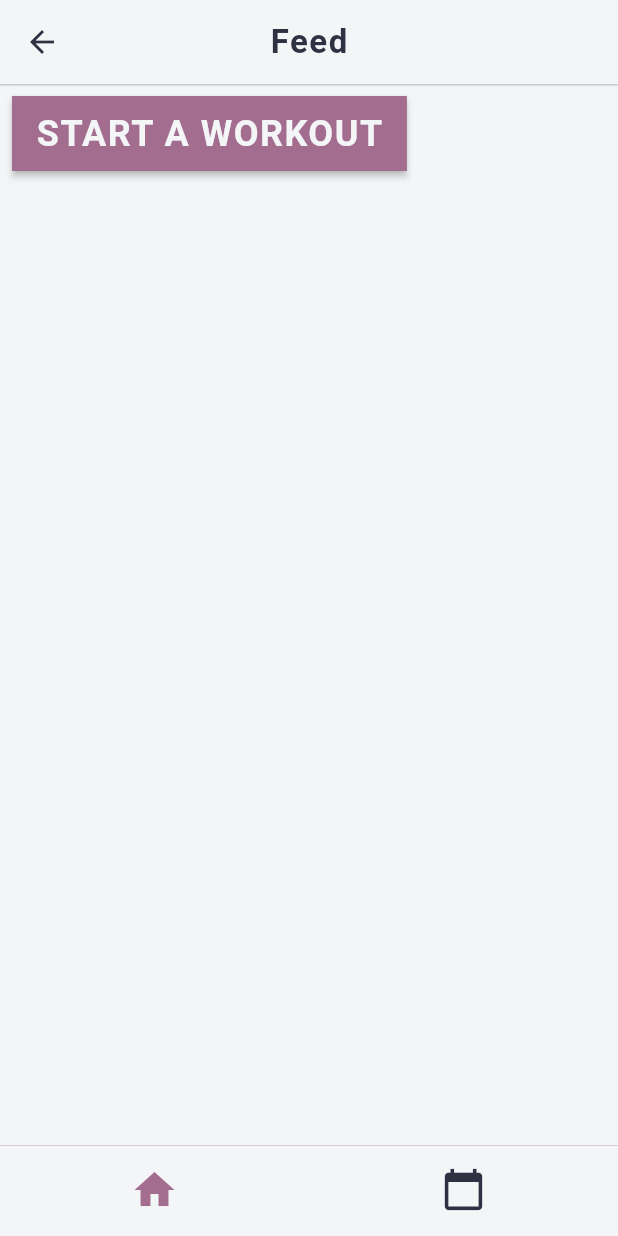
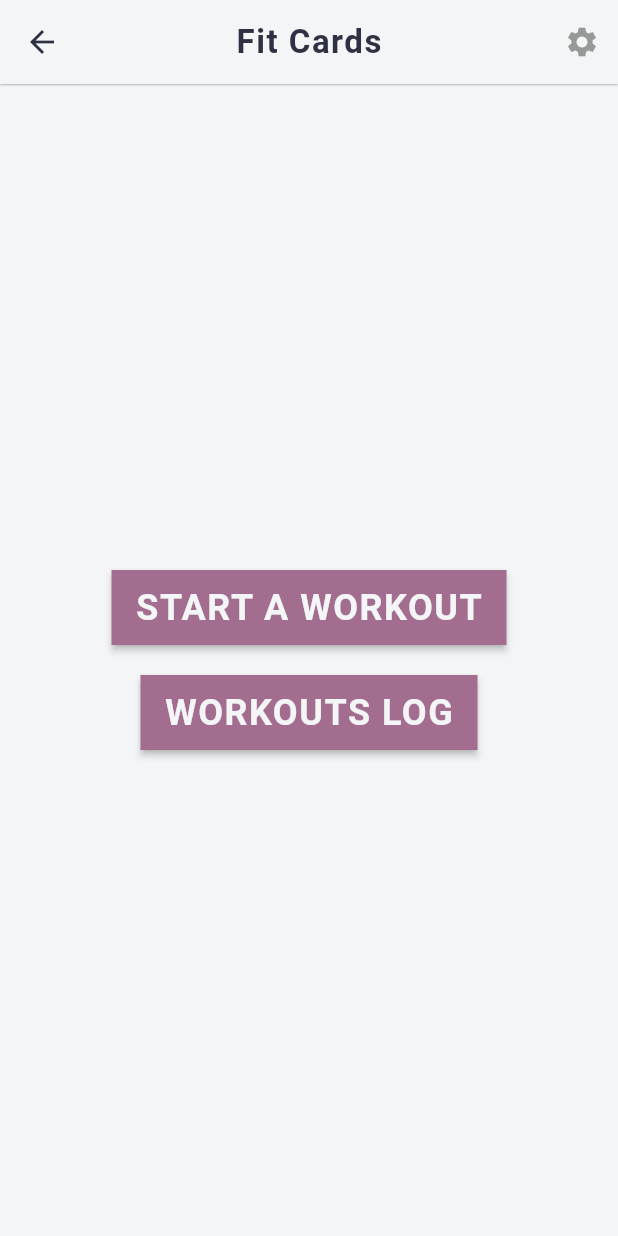
Before and after one commit to djock/fit-cards, a Flutter app: the HomeScreen screen opened directly, on a phone screen of 412 x 824 dp. Run offline on Flutter 3.47's test engine with Material 2 defaults, Android fonts, the phone set to English and light mode, and no system bars; our stand-ins replace hive, html_unescape; accounts and stored records are empty; generated files the repository leaves out were written again; statements that could not run were skipped.

Commit message:
Work on Workouts Log

```diff
--- a/lib/app.dart
+++ b/lib/app.dart
@@ -1,3 +1,4 @@
+import 'package:fitcards/handlers/hive_handler.dart';
 import 'package:fitcards/screens/home_screen.dart';
 import 'package:fitcards/screens/loading_screen.dart';
 import 'package:fitcards/utilities/json_data_handler.dart';
@@ -21,6 +22,8 @@ class _AppState extends State<App> {
       }
     });
 
+    HiveHandler.openWorkoutsLogBox();
+
     super.initState();
   }
 
--- a/lib/main.dart
+++ b/lib/main.dart
@@ -1,9 +1,12 @@
 import 'package:fitcards/app.dart';
 import 'package:fitcards/handlers/app_theme.dart';
+import 'package:fitcards/handlers/hive_handler.dart';
 import 'package:flutter/material.dart';
 import 'package:flutter/services.dart';
 
-void main() {
+void main(){
+  HiveHandler.init();
+
   runApp(Main());
 }
 
--- a/lib/screens/feed_screen.dart
+++ b/lib/screens/feed_screen.dart
@@ -1,4 +1,5 @@
 import 'package:fitcards/screens/cards_screen.dart';
+import 'package:fitcards/screens/workouts_log_screen.dart';
 import 'package:fitcards/utilities/app_colors.dart';
 import 'package:fitcards/utilities/app_localizations.dart';
 import 'package:fitcards/widgets/custom_app_bar.dart';
@@ -10,10 +11,13 @@ class FeedScreen extends StatelessWidget {
   @override
   Widget build(BuildContext context) {
     return SafeScreen(
-      appBar: CustomAppBar.build(context, AppLocalizations.feed),
+      appBar: CustomAppBar.buildFeedAppBar(context, AppLocalizations.appName),
       body: Padding(
         padding: const EdgeInsets.all(8.0),
+        child: Center(
           child: Column(
+            mainAxisAlignment: MainAxisAlignment.center,
+            crossAxisAlignment: CrossAxisAlignment.center,
             children: [
               CustomButton(
                 buttonColor: AppColors.mandarin,
@@ -25,8 +29,21 @@ class FeedScreen extends StatelessWidget {
                 isOutline: false,
                 isRequest: false,
                 buttonText: 'Start A Workout',
+              ),
+              SizedBox(height: 20,),
+              CustomButton(
+                buttonColor: AppColors.mandarin,
+                onPressed: () {
+                  Navigator.push(context,
+                      MaterialPageRoute(builder: (context) => WorkoutsLogScreen()));
+                },
+                textColor: AppColors.mainGrey,
+                isOutline: false,
+                isRequest: false,
+                buttonText: 'Workouts Log',
               )
             ],
+          ),
         ),
       ),
     );
--- a/lib/screens/home_screen.dart
+++ b/lib/screens/home_screen.dart
@@ -25,39 +25,39 @@ class _HomeScreenState extends State<HomeScreen> {
       appBar: null,
       body: Scaffold(
           body: _screens[_currentIndex],
-          bottomNavigationBar: Container(
-            decoration: BoxDecoration(
-              border: Border(
-                top: BorderSide(
-                  color: AppColors.mandarin,
-                  width: 0.2,
-                ),
-              ),
-            ),
-            child: BottomNavigationBar(
-              backgroundColor: AppColors.mainGrey,
-              type: BottomNavigationBarType.fixed,
-              elevation: 0,
-              onTap: _onTabTapped,
-              currentIndex: _currentIndex,
-              unselectedItemColor: AppColors.mainColor,
-              selectedItemColor: AppColors.mandarin,
-              showUnselectedLabels: false,
-              showSelectedLabels: false,
-              unselectedFontSize: 13,
-              selectedFontSize: 13,
-              items: [
-                BottomNavigationBarItem(
-                  icon: Icon(Icons.home, size: 32,),
-                  label: AppLocalizations.feed,
-                ),
-                BottomNavigationBarItem(
-                  icon: Icon(Icons.calendar_today, size: 30,),
-                  label: AppLocalizations.log,
-                ),
-              ],
-            ),
-          )
+//          bottomNavigationBar: Container(
+//            decoration: BoxDecoration(
+//              border: Border(
+//                top: BorderSide(
+//                  color: AppColors.mandarin,
+//                  width: 0.2,
+//                ),
+//              ),
+//            ),
+//            child: BottomNavigationBar(
+//              backgroundColor: AppColors.mainGrey,
+//              type: BottomNavigationBarType.fixed,
+//              elevation: 0,
+//              onTap: _onTabTapped,
+//              currentIndex: _currentIndex,
+//              unselectedItemColor: AppColors.mainColor,
+//              selectedItemColor: AppColors.mandarin,
+//              showUnselectedLabels: false,
+//              showSelectedLabels: false,
+//              unselectedFontSize: 13,
+//              selectedFontSize: 13,
+//              items: [
+//                BottomNavigationBarItem(
+//                  icon: Icon(Icons.home, size: 32,),
+//                  label: AppLocalizations.feed,
+//                ),
+//                BottomNavigationBarItem(
+//                  icon: Icon(Icons.calendar_today, size: 30,),
+//                  label: AppLocalizations.log,
+//                ),
+//              ],
+//            ),
+//          )
       ),
     );
   }
--- a/lib/screens/not_used_train_screen.dart
+++ b/lib/screens/not_used_train_screen.dart
@@ -16,6 +16,10 @@ class NotUsedTrainScreen extends StatefulWidget {
   final int schemeIndex;
 
   const NotUsedTrainScreen({Key key, this.exerciseIndex, this.schemeIndex})
+
+
+
+
       : super(key: key);
 
   @override
--- a/lib/utilities/app_localizations.dart
+++ b/lib/utilities/app_localizations.dart
@@ -1,4 +1,5 @@
 class AppLocalizations {
   static String feed = 'Feed';
   static String log = 'Log';
+  static String appName = 'Fit Cards';
 }
--- a/lib/widgets/custom_app_bar.dart
+++ b/lib/widgets/custom_app_bar.dart
@@ -3,8 +3,26 @@ import 'package:fitcards/utilities/app_colors.dart';
 import 'package:flutter/material.dart';
 
 class CustomAppBar {
-  static AppBar build(BuildContext context, String text,
-          {double elevation = 0.5}) =>
+  static AppBar buildFeedAppBar(BuildContext context, String text,
+      {double elevation = 0.5}) =>
+      AppBar(
+        backgroundColor: Theme.of(context).canvasColor,
+        elevation: elevation,
+        iconTheme: IconThemeData(
+          color: AppColors.mainColor,
+        ),
+        actions: [
+          IconButton(icon: Icon(Icons.settings), onPressed: null)
+        ],
+        title: Text(
+          text,
+          style: AppTheme.appBarDarkStyle(),
+        ),
+        centerTitle: true,
+      );
+
+  static AppBar buildNormal(BuildContext context, String text,
+      {double elevation = 0.5}) =>
       AppBar(
         backgroundColor: Theme.of(context).canvasColor,
         elevation: elevation,
@@ -26,4 +44,14 @@ class CustomAppBar {
         ),
         centerTitle: false,
       );
+
+  static AppBar buildEmptyNoBack(BuildContext context) => AppBar(
+        backgroundColor: Theme.of(context).canvasColor,
+        elevation: 0,
+        leading: new Container(),
+        iconTheme: IconThemeData(
+          color: AppColors.mainColor,
+        ),
+        centerTitle: false,
+      );
 }
```
Also changed, not shown: lib/handlers/app_state.dart (+20 -0 lines), lib/handlers/hive_handler.dart (added, +44 -0 lines), lib/models/workout_log_adapter.dart (added, +30 -0 lines), lib/models/workout_log_model.dart (added, +13 -0 lines), lib/screens/cards_screen.dart (+46 -18 lines), lib/screens/workouts_log_screen.dart (+22 -2 lines), lib/utilities/key_value_pair_model.dart (added, +24 -0 lines), pubspec.yaml (+8 -3 lines), lib/utilities/key_value_pair_model.g.dart (added), pubspec.lock, 3 other files. Lines whose indentation alone changed are shown as unchanged.
